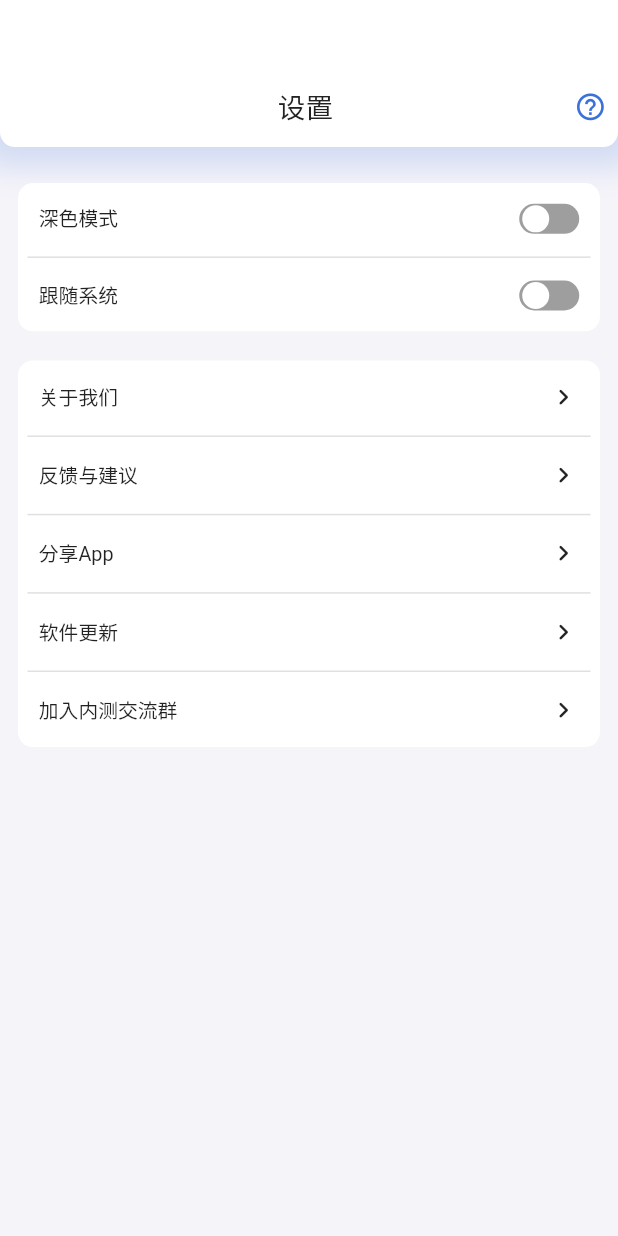
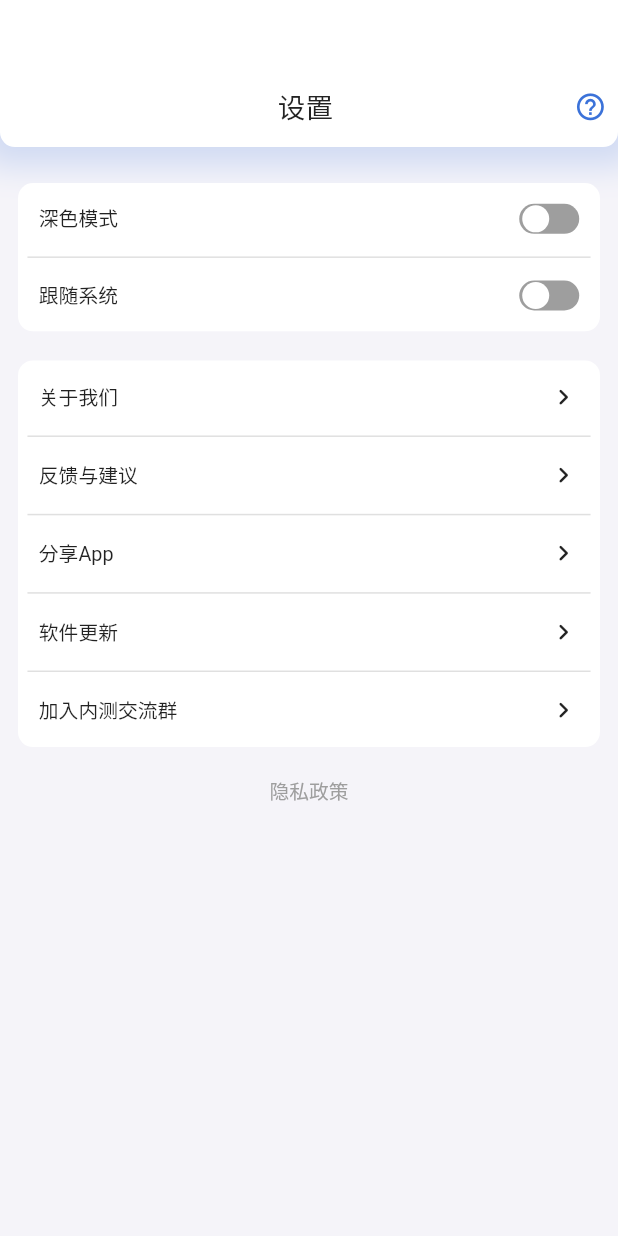
Before and after one commit to VaIOReTto1/CumtLogin, a Flutter app: the SettingPage screen opened directly, on a phone screen of 412 x 824 dp. Run offline on Flutter 3.47's test engine with Material 2 defaults, Android fonts, the phone set to English and light mode, and no system bars; drawn by our look-alikes of flutter_switch; our stand-ins replace bot_toast, cached_network_image, dio, flutter_screenutil, image_picker, material_design_icons_flutter and 3 more; missing offline and left inert: flutter_picker, flutter_share; accounts and stored records are empty.

Commit message:
feature:添加了隐私政策按钮

```diff
--- a/lib/settings/drawer_button.dart
+++ b/lib/settings/drawer_button.dart
@@ -123,7 +123,7 @@ class _PhomeThemeState extends State<PhomeTheme> {
   @override
   Widget build(BuildContext context) {
     final brightness = MediaQuery.of(context).platformBrightness;
-    WidgetsBinding.instance!.addPostFrameCallback((_) => handleBrightnessChange(brightness));
+    WidgetsBinding.instance.addPostFrameCallback((_) => handleBrightnessChange(brightness));
     return SizedBox(
       //height: MediaQuery.of(context).size.height*0.045,
       child: Padding(
@@ -317,14 +317,14 @@ class _ShareAppState extends State<ShareApp> {
   }
 }
 
-class QQButtom extends StatefulWidget {
-  const QQButtom({Key? key}) : super(key: key);
+class QQButton extends StatefulWidget {
+  const QQButton({Key? key}) : super(key: key);
 
   @override
-  State<QQButtom> createState() => _QQButtomState();
+  State<QQButton> createState() => _QQButtonState();
 }
 
-class _QQButtomState extends State<QQButtom> {
+class _QQButtonState extends State<QQButton> {
   @override
   Widget build(BuildContext context) {
     return InkWell(
@@ -351,3 +351,36 @@ class _QQButtomState extends State<QQButtom> {
         ));
   }
 }
+
+
+class PolicyButton extends StatefulWidget {
+  const PolicyButton({Key? key}) : super(key: key);
+
+  @override
+  State<PolicyButton> createState() => _PolicyButtonState();
+}
+
+class _PolicyButtonState extends State<PolicyButton> {
+  @override
+  Widget build(BuildContext context) {
+    return InkWell(
+        onTap: () {
+          launchUrl(Uri.parse('http://atcumt.com/'),
+              mode: LaunchMode.externalApplication);
+        },
+        child: SizedBox(
+          //height: MediaQuery.of(context).size.height*0.045,
+          child: Padding(
+              padding: EdgeInsets.all(UIConfig.paddingAll * 1.2),
+              child: Center(
+                child: Text("隐私政策",
+                    style: TextStyle(
+                        fontSize: UIConfig.fontSizeMain,
+                        color: Colors.grey
+                    )
+                ),
+              ),
+          ),
+        ));
+  }
+}
--- a/lib/settings/settings.dart
+++ b/lib/settings/settings.dart
@@ -131,11 +131,12 @@ class _SettingPageState extends State<SettingPage> {
                                         color: Colors.black12,
                                         thickness: 1,
                                       ),
-                                      QQButtom()
+                                      QQButton(),
                                     ],
                                   ),
                                 ),
-                              )
+                              ),
+                              PolicyButton()
                             ],
                           ),
                         ],
```
Also changed, not shown: pubspec.lock, 4 other files.
